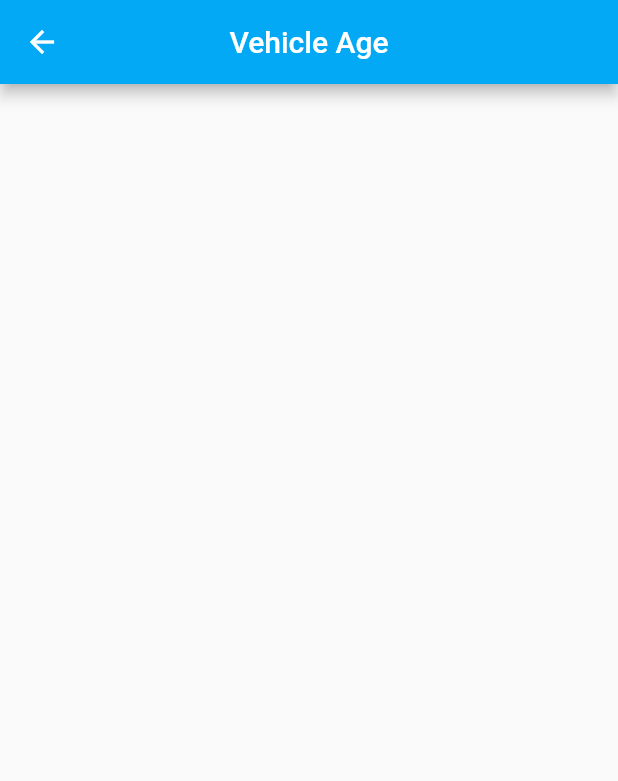
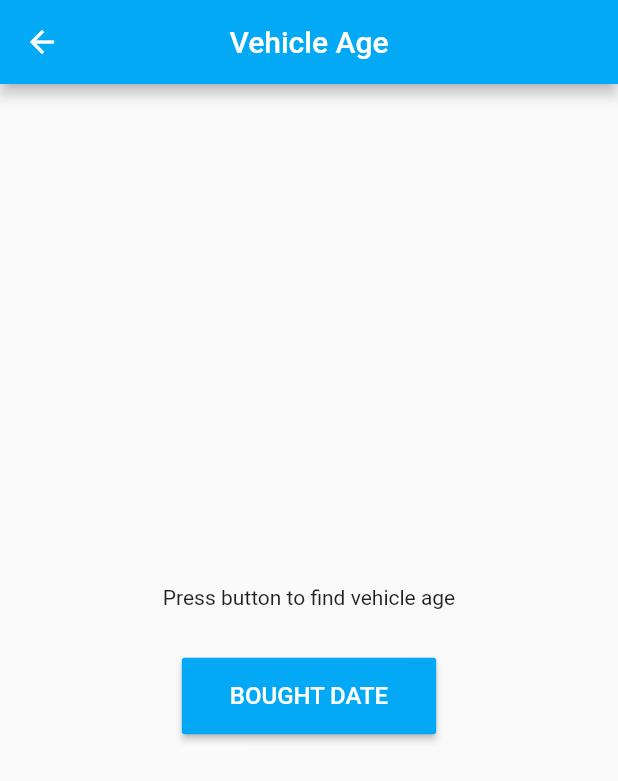
Before and after one commit to anish-ansari/Vehiclify, a Flutter app: the VehicleAge screen opened directly, on a phone screen of 412 x 824 dp. Shown: the top 781 px of the screen. Run offline on Flutter 3.47's test engine with Material 2 defaults, Android fonts, the light colour scheme and no system bars; our stand-ins replace qr_flutter, shared_preferences; missing offline and left inert: barcode_scan_fix, flutter_cupertino_date_picker; accounts and stored records are empty.

Commit message:
vehicle age

```diff
--- a/frontend/lib/pages/login.dart
+++ b/frontend/lib/pages/login.dart
@@ -35,7 +35,7 @@ class _LoginState extends State<Login> {
       resizeToAvoidBottomInset: false,
       key: _scaffoldKey,
       body: Container(
-        color: Colors.grey,
+        color: Colors.lightBlue,
         child: Stack(
           children: <Widget>[
             Positioned(
@@ -125,7 +125,7 @@ class _LoginState extends State<Login> {
                                       ),
                                     ),
                                   ),
-                                  color: Colors.grey,
+                                  color: Colors.lightBlue,
                                   disabledColor: Colors.blueGrey,
                                   shape: new RoundedRectangleBorder(
                                       borderRadius:
--- a/frontend/lib/pages/register.dart
+++ b/frontend/lib/pages/register.dart
@@ -741,7 +741,7 @@ class _RegisterState extends State<Register> {
                                         ),
                                       ),
                                     ),
-                                    color: Colors.grey,
+                                    color: Colors.lightBlue,
                                     disabledColor: Colors.blueGrey,
                                     shape: new RoundedRectangleBorder(
                                         borderRadius:
--- a/frontend/lib/pages/vehicleage.dart
+++ b/frontend/lib/pages/vehicleage.dart
@@ -1,5 +1,11 @@
+import 'dart:async';
+import 'dart:io';
+
 import 'package:flutter/material.dart';
+import 'package:flutter_cupertino_date_picker/flutter_cupertino_date_picker.dart';
+import 'package:intl/intl.dart';
 import 'package:vehiclify/pages/bottomnavbar.dart';
+
 
 class VehicleAge extends StatefulWidget {
   @override
@@ -7,14 +13,81 @@ class VehicleAge extends StatefulWidget {
 }
 
 class _VehicleAgeState extends State<VehicleAge> {
+
+  String boughtDate = "";
+  int age = -1;
+  TextStyle valueTextStyle = TextStyle(
+    fontWeight: FontWeight.bold,
+    fontSize: 20,
+  );
+  TextStyle textTextStyle = TextStyle(
+
+    fontSize: 16,
+  );
+  TextStyle buttonTextStyle = TextStyle(
+    color: Colors.white,
+    fontSize: 16,
+  );
+
+  calculateAge(DateTime birthDate) {
+    DateTime currentDate = DateTime.now();
+    int age = currentDate.year - birthDate.year;
+    int month1 = currentDate.month;
+    int month2 = birthDate.month;
+    if (month2 > month1) {
+      age--;
+    } else if (month1 == month2) {
+      int day1 = currentDate.day;
+      int day2 = birthDate.day;
+      if (day2 > day1) {
+        age--;
+      }
+    }
+    return age;
+  }
+
+
+  selectDate(BuildContext context, DateTime initialDateTime,
+      {DateTime lastDate}) async {
+    Completer completer = Completer();
+    String _selectedDateInString;
+    if (Platform.isAndroid)
+      showDatePicker(
+          context: context,
+          initialDate: initialDateTime,
+          firstDate: DateTime(1970),
+          lastDate: lastDate == null
+              ? DateTime(initialDateTime.year + 10)
+              : lastDate)
+          .then((temp) {
+        if (temp == null) return null;
+        completer.complete(temp);
+        setState(() {});
+      });
+    else
+      DatePicker.showDatePicker(
+        context,
+        dateFormat: 'yyyy-mmm-dd',
+        locale: 'en',
+        onConfirm2: (temp, selectedIndex) {
+          if (temp == null) return null;
+          completer.complete(temp);
+
+          setState(() {});
+        },
+      );
+    return completer.future;
+  }
+
   @override
   Widget build(BuildContext context) {
     return Scaffold(
       appBar: AppBar(
         leading: IconButton(icon: Icon(Icons.arrow_back),
-          onPressed: (){
+          onPressed: () {
             Navigator.pushReplacement(context,
-                new MaterialPageRoute(builder: (context) => MyBottomNavigationBar()));
+                new MaterialPageRoute(
+                    builder: (context) => MyBottomNavigationBar()));
           },
         ),
         automaticallyImplyLeading: false,
@@ -23,8 +96,73 @@ class _VehicleAgeState extends State<VehicleAge> {
         backgroundColor: Colors.lightBlue,
       ),
       body: Container(
+        alignment: Alignment.center,
+        padding: EdgeInsets.all(32),
         child: Column(
+          mainAxisSize: MainAxisSize.min,
+          children: <Widget>[
+            (age > -1)
+                ? Column(
+              children: <Widget>[
+                Container(
+                  decoration: BoxDecoration(
+                      borderRadius: BorderRadius.all(Radius.elliptical(12, 12)),
+                      border: Border.all(color: Colors.grey)
+                  ),
+                  padding: EdgeInsets.all(16),
+                  child: Row(
+                    mainAxisAlignment: MainAxisAlignment.spaceEvenly,
+                    crossAxisAlignment: CrossAxisAlignment.start,
+                    children: <Widget>[
+                      Text("Bought Date: ", style: textTextStyle,),
+                      Text("$boughtDate", style: valueTextStyle,)
+                    ],
+                  ),
+                ),
+                SizedBox(
+                  height: 16,
+                ),
+                Container(
+                  padding: EdgeInsets.all(16),
 
+                  decoration: BoxDecoration(
+                      borderRadius: BorderRadius.all(Radius.elliptical
+                        (12, 12)),
+                      border: Border.all(color: Colors.grey)
+                  ),
+                  child: Row(
+                    mainAxisAlignment: MainAxisAlignment.spaceEvenly,
+                    crossAxisAlignment: CrossAxisAlignment.start,
+                    children: <Widget>[
+                      Text("Vehicle Age: ", style: textTextStyle,),
+                      Text("$age", style: valueTextStyle,)
+                    ],
+                  ),
+                )
+              ],
+            )
+                : Text("Press button to find vehicle age"),
+            SizedBox(
+              height: 32,
+            ),
+            RaisedButton(
+              color: Colors.lightBlue,
+              splashColor: Colors.blue.shade300,
+              onPressed: () async {
+                DateTime boughtDate = await selectDate(context, DateTime.now(),
+                    lastDate: DateTime.now());
+                final df = new DateFormat('dd-MMM-yyyy');
+                this.boughtDate = df.format(boughtDate);
+                this.age = calculateAge(boughtDate);
+
+                setState(() {});
+              },
+              child: Container(
+                  padding: EdgeInsets.all(16),
+                  child: Text(
+                    "Bought Date".toUpperCase(), style: buttonTextStyle,)),
+            )
+          ],
         ),
       ),
     );
--- a/frontend/lib/pages/welcome.dart
+++ b/frontend/lib/pages/welcome.dart
@@ -28,7 +28,7 @@ class _WelcomeState extends State<Welcome> {
         ),
           ),
           new Padding(padding: const EdgeInsets.only(top: 30,bottom: 30),
-            child: new Text('Vehiclify',style: TextStyle(fontSize: 25,color: Colors.grey),textAlign: TextAlign.center,),),
+            child: new Text('Vehiclify',style: TextStyle(fontSize: 25,color: Colors.lightBlue),textAlign: TextAlign.center,),),
           SizedBox(height: 30.0),
 
           SizedBox(
@@ -40,8 +40,8 @@ class _WelcomeState extends State<Welcome> {
               onPressed: (){
                 Navigator.push(context, MaterialPageRoute(builder: (context)=>Login(),fullscreenDialog: true));
               },
-              color: Colors.grey,
-              child: Text('Get Started',style: TextStyle(color: Colors.white70,fontSize: 20.0),),
+              color: Colors.lightBlue,
+              child: Text('Get Started',style: TextStyle(color: Colors.white,fontSize: 20.0),),
 
             ),
           ),
--- a/frontend/pubspec.yaml
+++ b/frontend/pubspec.yaml
@@ -25,6 +25,8 @@ dependencies:
   url_launcher: ^5.4.10
   path_provider: ^1.6.24
   barcode_scan_fix: ^1.0.2
+  flutter_cupertino_date_picker: ^0.8.0
+  intl: ^0.15.8
 
   # The following adds the Cupertino Icons font to your application.
   # Use with the CupertinoIcons class for iOS style icons.
```
Also changed, not shown: frontend/pubspec.lock, 2 other files.
